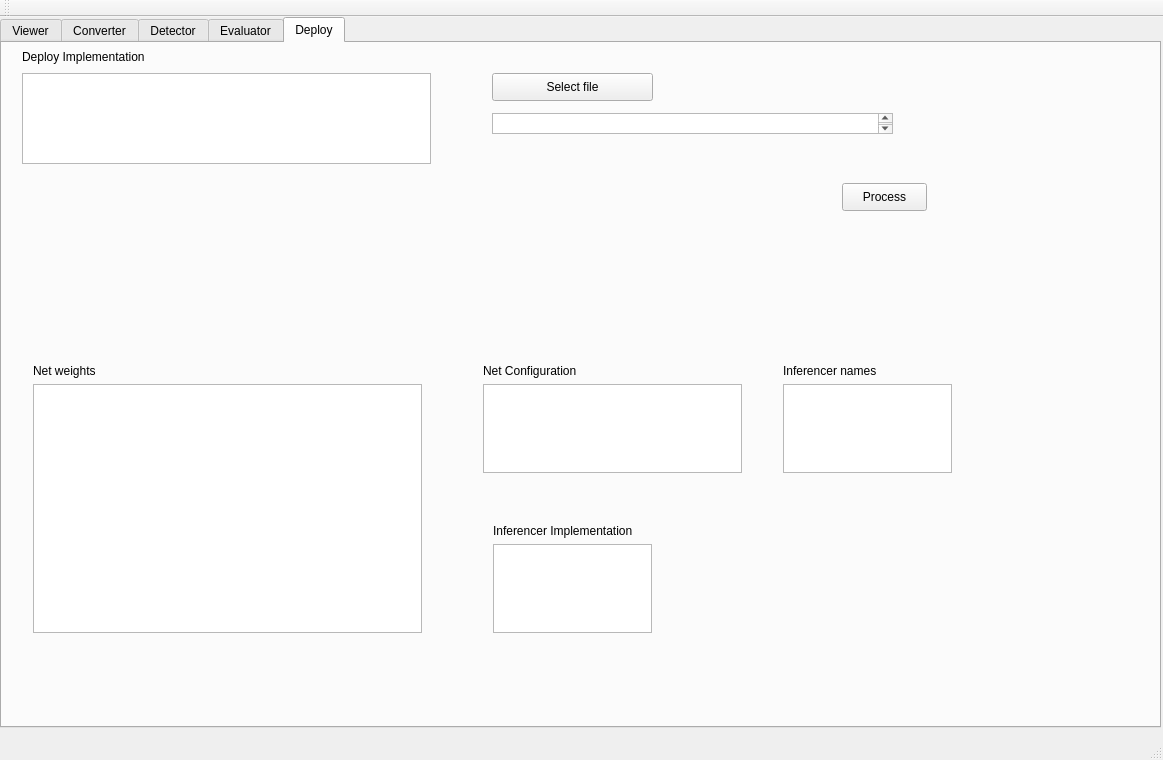
Above: DeepLearningSuite/DatasetEvaluationApp/mainwindow.ui from JdeRobot/DetectionMetrics before the change. Below: the same form after it.
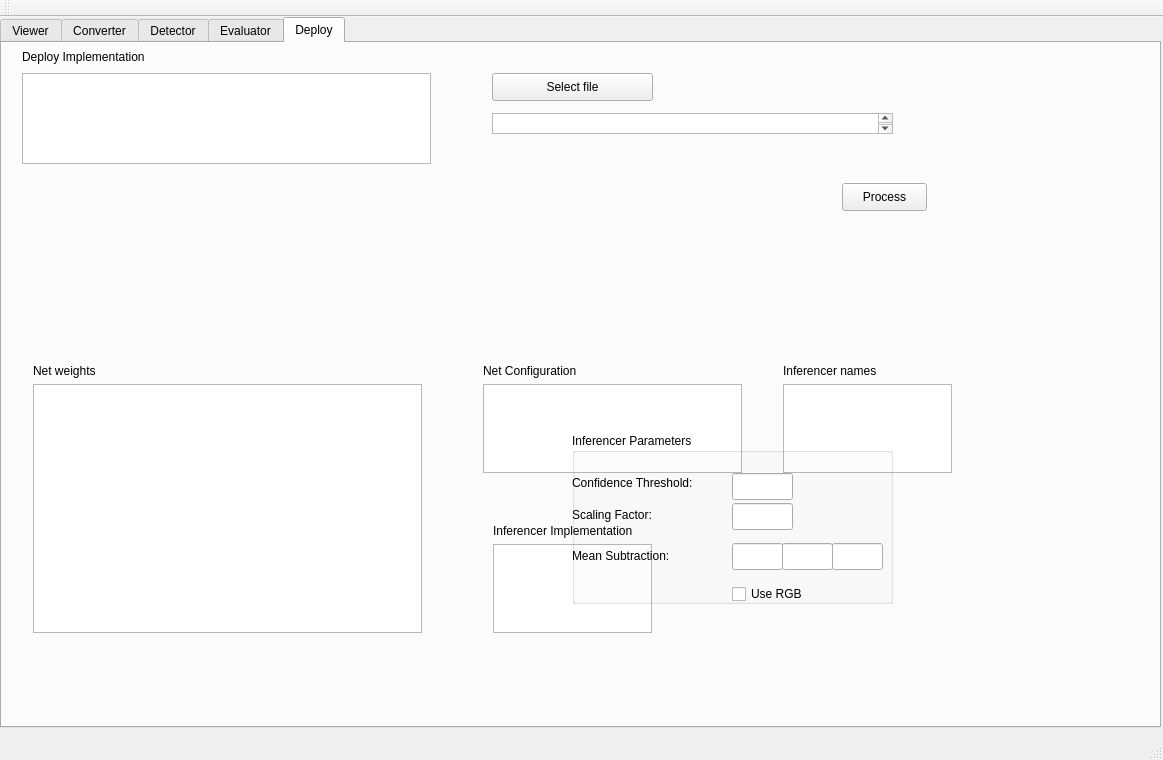
That is the form after the change.

Commit message: support for Caffe Inferencer

Patch:
```diff
--- a/DeepLearningSuite/DatasetEvaluationApp/mainwindow.ui
+++ b/DeepLearningSuite/DatasetEvaluationApp/mainwindow.ui
@@ -1018,6 +1018,121 @@
        <string>Process</string>
       </property>
      </widget>
+     <widget class="QGroupBox" name="groupBox">
+      <property name="geometry">
+       <rect>
+        <x>570</x>
+        <y>390</y>
+        <width>321</width>
+        <height>171</height>
+       </rect>
+      </property>
+      <property name="title">
+       <string>Inferencer Parameters</string>
+      </property>
+      <widget class="QCheckBox" name="checkBox">
+       <property name="geometry">
+        <rect>
+         <x>160</x>
+         <y>150</y>
+         <width>97</width>
+         <height>22</height>
+        </rect>
+       </property>
+       <property name="text">
+        <string>Use RGB</string>
+       </property>
+      </widget>
+      <widget class="QLineEdit" name="lineEdit">
+       <property name="geometry">
+        <rect>
+         <x>160</x>
+         <y>40</y>
+         <width>61</width>
+         <height>27</height>
+        </rect>
+       </property>
+      </widget>
+      <widget class="QLabel" name="label">
+       <property name="geometry">
+        <rect>
+         <x>0</x>
+         <y>40</y>
+         <width>161</width>
+         <height>20</height>
+        </rect>
+       </property>
+       <property name="text">
+        <string>Confidence Threshold:</string>
+       </property>
+      </widget>
+      <widget class="QLabel" name="label_2">
+       <property name="geometry">
+        <rect>
+         <x>0</x>
+         <y>73</y>
+         <width>141</width>
+         <height>17</height>
+        </rect>
+       </property>
+       <property name="text">
+        <string>Scaling Factor:</string>
+       </property>
+      </widget>
+      <widget class="QLineEdit" name="lineEdit_2">
+       <property name="geometry">
+        <rect>
+         <x>160</x>
+         <y>70</y>
+         <width>61</width>
+         <height>27</height>
+        </rect>
+       </property>
+      </widget>
+      <widget class="QLineEdit" name="lineEdit_3">
+       <property name="geometry">
+        <rect>
+         <x>160</x>
+         <y>110</y>
+         <width>51</width>
+         <height>27</height>
+        </rect>
+       </property>
+      </widget>
+      <widget class="QLineEdit" name="lineEdit_4">
+       <property name="geometry">
+        <rect>
+         <x>210</x>
+         <y>110</y>
+         <width>51</width>
+         <height>27</height>
+        </rect>
+       </property>
+      </widget>
+      <widget class="QLineEdit" name="lineEdit_5">
+       <property name="geometry">
+        <rect>
+         <x>260</x>
+         <y>110</y>
+         <width>51</width>
+         <height>27</height>
+        </rect>
+       </property>
+      </widget>
+      <widget class="QLabel" name="label_3">
+       <property name="geometry">
+        <rect>
+         <x>0</x>
+         <y>114</y>
+         <width>131</width>
+         <height>17</height>
+        </rect>
+       </property>
+       <property name="text">
+        <string>Mean Subtraction:</string>
+       </property>
+      </widget>
+     </widget>
     </widget>
    </widget>
   </widget>
```
The commit also changes 5 other files.
